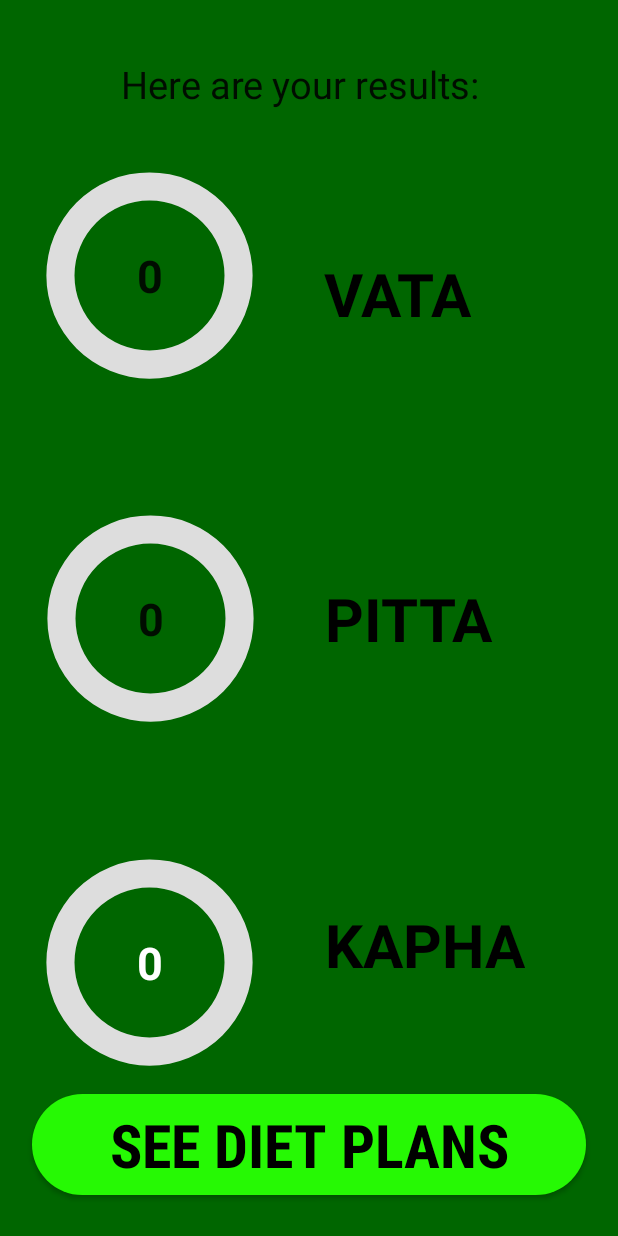
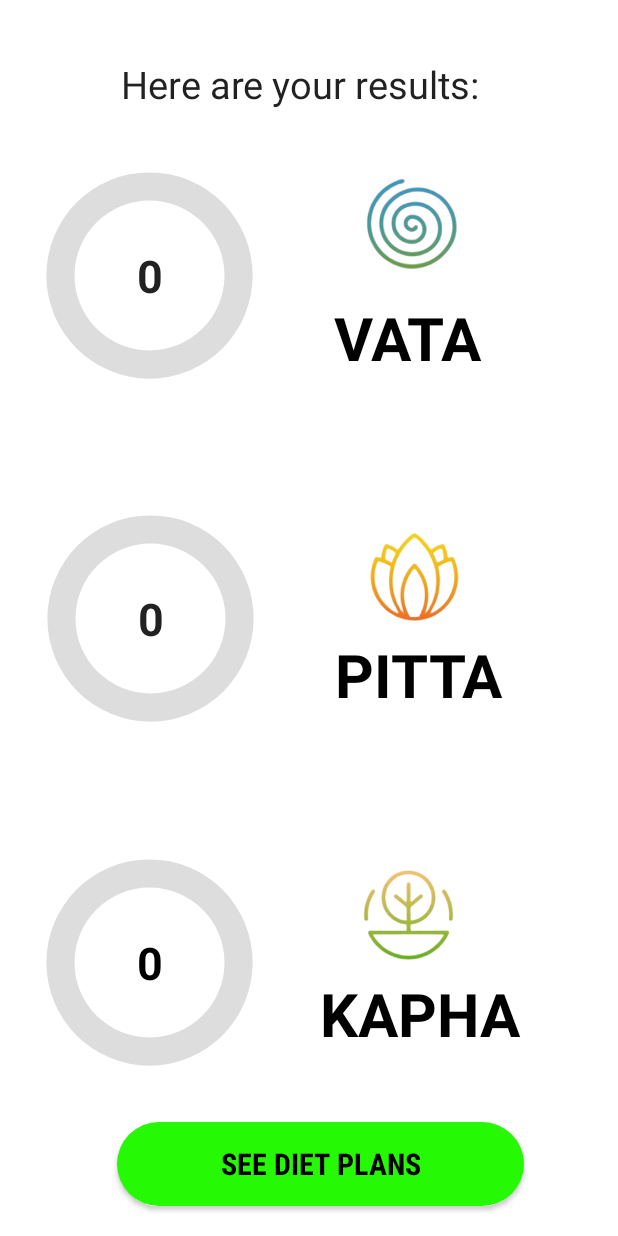
Before and after one commit to vishishtaMaharaj/AlgoVedix, an Android app: the ResultsPage screen opened directly, with no data from a screen before it, on a phone screen of 412 x 824 dp. Run offline under Robolectric (Android 15) with nearby library versions, the phone set to English and light mode, and no system bars.

Commit message:
second commits

```diff
--- a/app/src/main/res/drawable/rounded_corner.xml
+++ b/app/src/main/res/drawable/rounded_corner.xml
@@ -1,5 +1,5 @@
 <?xml version="1.0" encoding="utf-8"?>
 <shape xmlns:android="http://schemas.android.com/apk/res/android">
     <corners  android:radius="80dp"/>
-    <solid android:color="#000000"></solid>
+    <solid android:color="#00ff00"></solid>
 </shape>
--- a/app/src/main/res/layout/activity_main.xml
+++ b/app/src/main/res/layout/activity_main.xml
@@ -88,6 +88,7 @@ Proceed to give the test
         android:layout_width="385dp"
         android:layout_height="77dp"
         android:layout_alignParentLeft="true"
+        android:backgroundTint="@color/green"
         android:layout_alignParentTop="true"
         android:layout_centerHorizontal="true"
         android:layout_marginLeft="15dp"
--- a/app/src/main/res/layout/activity_main_three.xml
+++ b/app/src/main/res/layout/activity_main_three.xml
@@ -4,7 +4,7 @@
     xmlns:tools="http://schemas.android.com/tools"
     android:layout_width="match_parent"
     android:layout_height="match_parent"
-    android:background="#006600"
+    android:background="#ffffff"
     tools:context=".ResultsPage">
 
     <TextView
@@ -34,49 +34,84 @@
         app:layout_constraintTop_toTopOf="parent"
         app:layout_constraintVertical_bias="0.161" />
 
+    <ImageView
+        android:layout_width="120dp"
+        android:layout_height="80dp"
+        android:src="@drawable/pittalogo"
+        app:layout_constraintBottom_toTopOf="@+id/textView7"
+        app:layout_constraintEnd_toEndOf="parent"
+        app:layout_constraintHorizontal_bias="0.742"
+        app:layout_constraintStart_toStartOf="parent"
+        app:layout_constraintTop_toBottomOf="@+id/textView6"
+        app:layout_constraintVertical_bias="1.0" />
+
     <TextView
-        android:layout_width="wrap_content"
-        android:layout_height="wrap_content"
+        android:id="@+id/textView6"
+        android:layout_width="120dp"
+        android:layout_height="70dp"
         android:text="VATA"
         android:textColor="@color/black"
         android:textSize="40sp"
         android:textStyle="bold"
         app:layout_constraintBottom_toBottomOf="parent"
         app:layout_constraintEnd_toEndOf="parent"
-        app:layout_constraintHorizontal_bias="0.299"
+        app:layout_constraintHorizontal_bias="0.411"
         app:layout_constraintStart_toEndOf="@+id/vata_bar"
         app:layout_constraintTop_toTopOf="parent"
-        app:layout_constraintVertical_bias="0.219" />
+        app:layout_constraintVertical_bias="0.263" />
 
 
     <TextView
-        android:layout_width="wrap_content"
-        android:layout_height="wrap_content"
+        android:id="@+id/textView7"
+        android:layout_width="120dp"
+        android:layout_height="70dp"
         android:text="PITTA"
         android:textColor="@color/black"
         android:textSize="40sp"
         android:textStyle="bold"
         app:layout_constraintBottom_toBottomOf="parent"
         app:layout_constraintEnd_toEndOf="parent"
-        app:layout_constraintHorizontal_bias="0.33"
+        app:layout_constraintHorizontal_bias="0.411"
         app:layout_constraintStart_toEndOf="@+id/pitta_bar"
-        app:layout_constraintTop_toTopOf="parent" />
+        app:layout_constraintTop_toTopOf="parent"
+        app:layout_constraintVertical_bias="0.561" />
+
+    <ImageView
+        android:layout_width="120dp"
+        android:layout_height="80dp"
+        android:src="@drawable/vatalogo"
+        app:layout_constraintBottom_toBottomOf="parent"
+        app:layout_constraintEnd_toEndOf="parent"
+        app:layout_constraintHorizontal_bias="0.742"
+        app:layout_constraintStart_toStartOf="parent"
+        app:layout_constraintTop_toBottomOf="@+id/textView"
+        app:layout_constraintVertical_bias="0.032" />
+
+    <ImageView
+        android:layout_width="140dp"
+        android:layout_height="80dp"
+        android:src="@drawable/kaphalogo"
+        app:layout_constraintBottom_toTopOf="@+id/textView4"
+        app:layout_constraintEnd_toEndOf="parent"
+        app:layout_constraintHorizontal_bias="0.742"
+        app:layout_constraintStart_toStartOf="parent"
+        app:layout_constraintTop_toBottomOf="@+id/textView7"
+        app:layout_constraintVertical_bias="1.0" />
 
     <TextView
         android:id="@+id/textView4"
-        android:layout_width="wrap_content"
-        android:layout_height="wrap_content"
+        android:layout_width="140dp"
+        android:layout_height="70dp"
         android:text="KAPHA"
         android:textColor="@color/black"
         android:textSize="40sp"
         android:textStyle="bold"
         app:layout_constraintBottom_toBottomOf="parent"
         app:layout_constraintEnd_toEndOf="parent"
-        app:layout_constraintHorizontal_bias="0.401"
+        app:layout_constraintHorizontal_bias="0.395"
         app:layout_constraintStart_toEndOf="@+id/cough_bar"
         app:layout_constraintTop_toTopOf="parent"
-        app:layout_constraintVertical_bias="0.783" />
-
+        app:layout_constraintVertical_bias="0.86" />
 
     <TextView
         android:id="@+id/textView1"
@@ -139,7 +174,7 @@
         android:layout_height="wrap_content"
         android:text="0%"
         android:textSize="30sp"
-        android:textColor="@color/white"
+        android:textColor="@color/black"
         android:textStyle="bold"
         app:layout_constraintBottom_toBottomOf="@+id/cough_bar"
         app:layout_constraintEnd_toEndOf="@+id/cough_bar"
@@ -148,25 +183,30 @@
 
     <Button
         android:id="@+id/rectangle_3"
-        android:layout_width="369dp"
-        android:layout_height="67dp"
-        android:layout_marginBottom="7dp"
+        android:layout_width="271dp"
+        android:layout_height="56dp"
         android:layout_alignParentLeft="true"
         android:layout_alignParentTop="true"
         android:layout_centerHorizontal="true"
+        android:layout_marginLeft="30sp"
         android:layout_marginTop="52dp"
+        android:layout_marginRight="30sp"
+        android:layout_marginBottom="20dp"
         android:background="@drawable/rounded_corner"
         android:backgroundTint="@color/green"
         android:fontFamily="sans-serif-condensed"
         android:text="SEE DIET PLANS"
         android:textAlignment="center"
         android:textColor="@color/black"
-        android:textSize="40sp"
+        android:textSize="20sp"
         android:textStyle="bold"
         app:layout_constraintBottom_toBottomOf="parent"
         app:layout_constraintEnd_toEndOf="parent"
+        app:layout_constraintHorizontal_bias="0.595"
         app:layout_constraintStart_toStartOf="parent"
         app:layout_constraintTop_toBottomOf="@+id/textView4"
-        />
+        app:layout_constraintVertical_bias="1.0" />
+
+
 
 </androidx.constraintlayout.widget.ConstraintLayout>
--- a/app/src/main/res/layout/activity_main_two.xml
+++ b/app/src/main/res/layout/activity_main_two.xml
@@ -20,6 +20,7 @@
         app:layout_constraintTop_toTopOf="parent"
         app:layout_constraintVertical_bias="0.162"
         app:srcCompat="@drawable/logo_app" />
+
 
     <ImageView
         android:id="@+id/imageView5"
@@ -59,8 +60,10 @@
         android:id="@+id/taketest"
         android:layout_width="260dp"
         android:layout_height="51dp"
+        android:textStyle="bold"
         android:text="Take Test"
-        android:backgroundTint="@color/green"
+        android:textSize="25sp"
+        android:background="@drawable/rounded_corner"
         app:layout_constraintBottom_toBottomOf="parent"
         app:layout_constraintEnd_toEndOf="parent"
         app:layout_constraintHorizontal_bias="0.496"
```
Also changed, not shown: app/src/main/java/com/vishishta/algovedixnew/QuestionAnswer.java (+12 -12 lines), app/src/main/res/layout/awards_page.xml (+120 -4 lines), app/src/main/res/drawable/kaphalogo.png (added), app/src/main/res/drawable/pittalogo.png (added), app/src/main/res/drawable/vatalogo.png (added).
